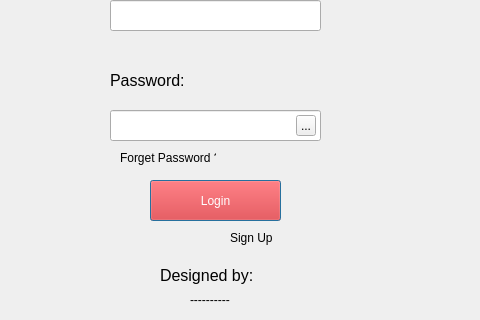
This is RMS_qt/login_page.ui in dev-pratik02/RMS as Qt 5 draws it before an edit; both pictures show x 0 to 480 and y 280 to 600 of the 800 by 600 pixel window. The edited form follows.
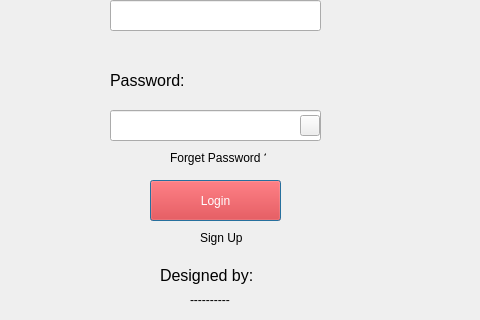
This is the edited form.

The edit to the form file:
```diff
--- a/RMS_qt/login_page.ui
+++ b/RMS_qt/login_page.ui
@@ -161,8 +161,8 @@
   <widget class="QLabel" name="label_pic">
    <property name="geometry">
     <rect>
-     <x>372</x>
-     <y>-1</y>
+     <x>360</x>
+     <y>30</y>
      <width>421</width>
      <height>571</height>
     </rect>
@@ -187,7 +187,7 @@
   <widget class="QLabel" name="label_forgotpass">
    <property name="geometry">
     <rect>
-     <x>120</x>
+     <x>170</x>
      <y>430</y>
      <width>96</width>
      <height>16</height>
@@ -200,7 +200,7 @@
   <widget class="QLabel" name="label_signup">
    <property name="geometry">
     <rect>
-     <x>230</x>
+     <x>200</x>
      <y>510</y>
      <width>42</width>
      <height>16</height>
@@ -213,14 +213,14 @@
   <widget class="QToolButton" name="eyeButton">
    <property name="geometry">
     <rect>
-     <x>296</x>
+     <x>300</x>
      <y>395</y>
      <width>20</width>
      <height>21</height>
     </rect>
    </property>
    <property name="text">
-    <string>...</string>
+    <string/>
    </property>
   </widget>
  </widget>
```
Left out of the diff: 2 changed lines with no effect on the pictures.
